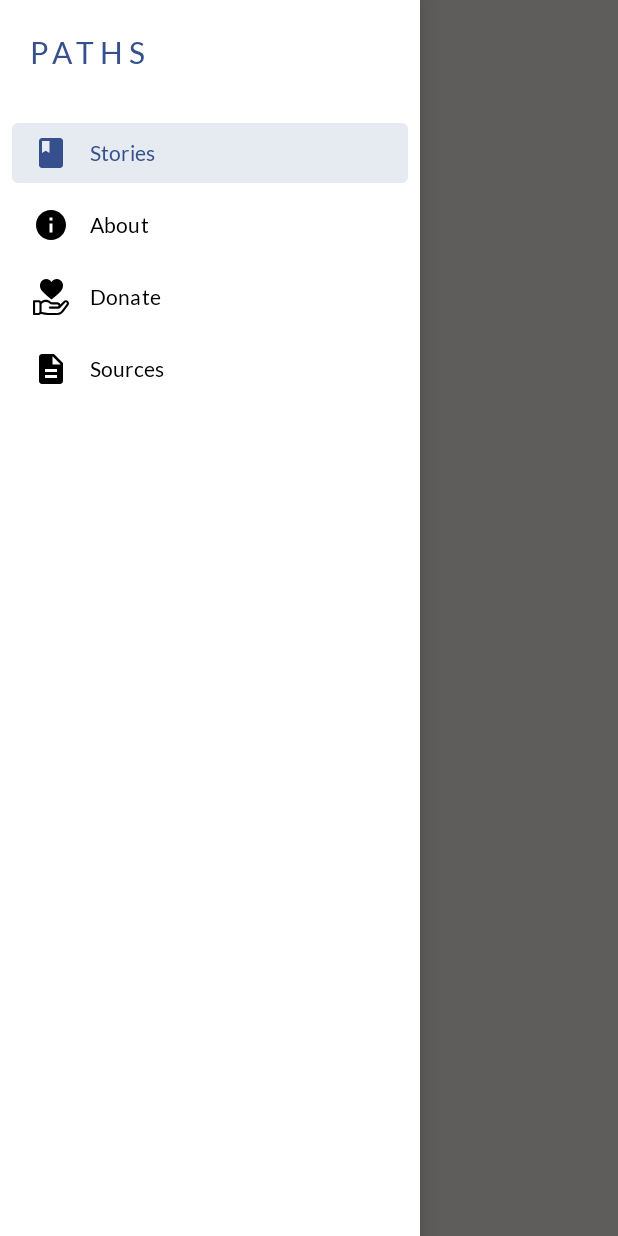
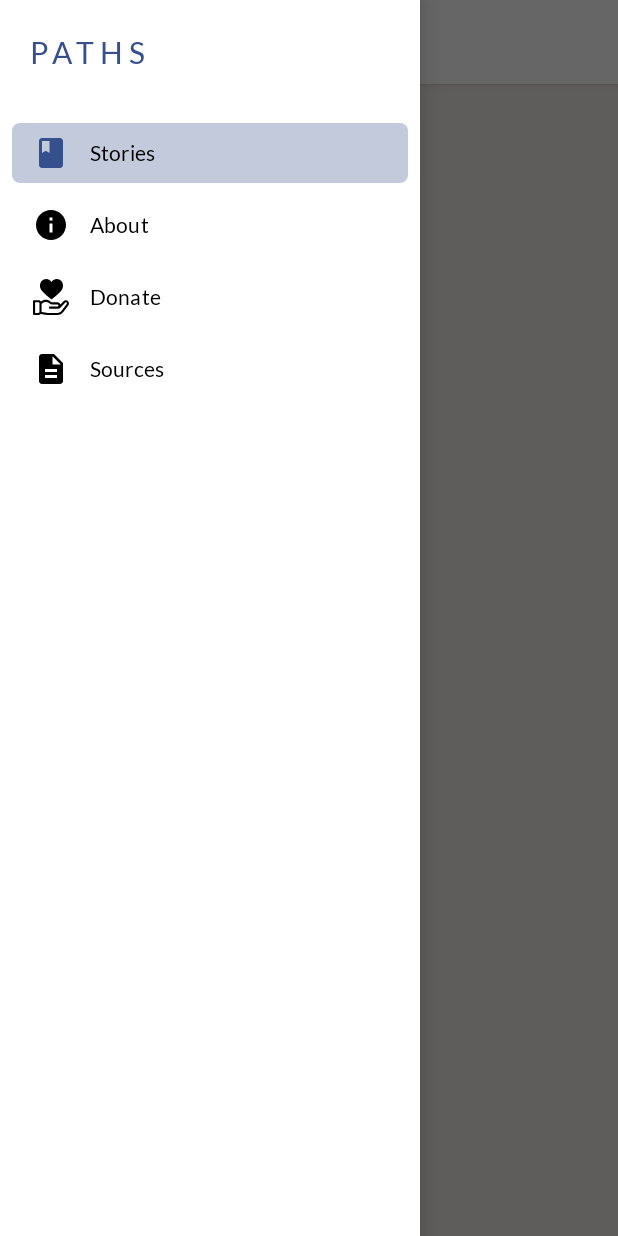
Before and after one commit to Jimmt/Homeless-Stories, an Android app: the fragment AboutFragment placed in its activity, with the side drawer open, on a phone screen of 412 x 824 dp. Run offline under Robolectric (Android 15) with nearby library versions, the phone set to English and light mode, and no system bars; Roboto replaces fonts that are not available here.

Commit message:
add custom drawer menu item selection drawable, and add transitions for drawer menu item selection

```diff
--- a/app/src/main/java/com/team7/homelessstories/AboutFragment.java
+++ b/app/src/main/java/com/team7/homelessstories/AboutFragment.java
@@ -38,8 +38,7 @@
         // Inflate the layout for this fragment
         View view = inflater.inflate(R.layout.fragment_donate, container, false);
 
-        listener.updateToolbarTitle("About", Gravity.CENTER);
-        listener.setToolbarStyle(false);
+        listener.setToolbarStyle(true);
         return view;
     }
 
--- a/app/src/main/java/com/team7/homelessstories/DonateFragment.java
+++ b/app/src/main/java/com/team7/homelessstories/DonateFragment.java
@@ -38,8 +38,7 @@
         // Inflate the layout for this fragment
         View view = inflater.inflate(R.layout.fragment_donate, container, false);
 
-        listener.updateToolbarTitle("Donate", Gravity.CENTER);
-        listener.setToolbarStyle(false);
+        listener.setToolbarStyle(true);
         return view;
     }
 
--- a/app/src/main/java/com/team7/homelessstories/MainActivity.java
+++ b/app/src/main/java/com/team7/homelessstories/MainActivity.java
@@ -6,6 +6,7 @@
 import android.os.Build;
 import android.os.Bundle;
 import android.util.TypedValue;
+import android.view.Gravity;
 import android.view.Menu;
 import android.view.MenuItem;
 import android.view.View;
@@ -108,6 +109,7 @@
 
         // Insert the fragment by replacing any existing fragment
         getSupportFragmentManager().beginTransaction()
+                .setCustomAnimations(R.anim.fade_in, R.anim.disappear, R.anim.fade_in, R.anim.disappear)
                 .replace(R.id.frame_layout, fragment).addToBackStack(null).commit();
 
         // Highlight the selected item has been done by NavigationView
@@ -178,6 +180,7 @@
     @Override
     public void setToolbarStyle(boolean mainScreen) {
         if (mainScreen) {
+            updateToolbarTitle("PATHS", Gravity.CENTER);
             setUpButton(true);
             setStatusBarColor(android.R.color.white);
             toolbar.setBackgroundColor(Color.WHITE);
--- a/app/src/main/java/com/team7/homelessstories/SourcesFragment.java
+++ b/app/src/main/java/com/team7/homelessstories/SourcesFragment.java
@@ -38,8 +38,7 @@
         // Inflate the layout for this fragment
         View view = inflater.inflate(R.layout.fragment_donate, container, false);
 
-        listener.updateToolbarTitle("Sources", Gravity.CENTER);
-        listener.setToolbarStyle(false);
+        listener.setToolbarStyle(true);
         return view;
     }
 
--- a/app/src/main/java/com/team7/homelessstories/StoriesFragment.java
+++ b/app/src/main/java/com/team7/homelessstories/StoriesFragment.java
@@ -64,7 +64,6 @@
         View view = inflater.inflate(R.layout.fragment_stories, container, false);
 
         addStoryCards(view, inflater, container);
-        listener.updateToolbarTitle("PATHS", Gravity.CENTER);
         listener.setToolbarStyle(true);
         return view;
     }
--- /dev/null
+++ b/app/src/main/res/drawable/nav_menu_item_bg.xml
@@ -0,0 +1,6 @@
+<?xml version="1.0" encoding="utf-8"?>
+<selector xmlns:android="http://schemas.android.com/apk/res/android">
+    <item android:drawable="@drawable/selected_shape_container" android:state_checked="true" />
+    <item android:drawable="@android:color/transparent"></item>
+
+</selector>
--- /dev/null
+++ b/app/src/main/res/drawable/selected_shape_container.xml
@@ -0,0 +1,16 @@
+<?xml version="1.0" encoding="utf-8"?>
+<layer-list xmlns:android="http://schemas.android.com/apk/res/android">
+    <item
+        android:top="4dp"
+        android:bottom="4dp"
+        android:left="8dp"
+        android:right="8dp">
+        <shape xmlns:android="http://schemas.android.com/apk/res/android">
+            <solid
+                android:color="@color/colorPrimaryTranslucent" />
+            <corners
+                android:radius="5dp"
+                />
+        </shape>
+    </item>
+</layer-list>
--- a/app/src/main/res/layout/drawer.xml
+++ b/app/src/main/res/layout/drawer.xml
@@ -1,10 +1,10 @@
 <?xml version="1.0" encoding="utf-8"?>
 <androidx.drawerlayout.widget.DrawerLayout xmlns:android="http://schemas.android.com/apk/res/android"
     xmlns:app="http://schemas.android.com/apk/res-auto"
+    android:id="@+id/drawer"
     android:layout_width="match_parent"
     android:layout_height="match_parent"
-    android:fitsSystemWindows="true"
-    android:id="@+id/drawer">
+    android:fitsSystemWindows="true">
 
     <LinearLayout xmlns:android="http://schemas.android.com/apk/res/android"
         xmlns:app="http://schemas.android.com/apk/res-auto"
@@ -52,6 +52,7 @@
         android:layout_gravity="start"
         android:fitsSystemWindows="true"
         app:headerLayout="@layout/nav_header"
-        app:menu="@menu/nav_menu"
-    />
+        app:itemBackground="@drawable/nav_menu_item_bg"
+        app:itemTextColor="@android:color/black"
+        app:menu="@menu/nav_menu" />
 </androidx.drawerlayout.widget.DrawerLayout>
--- a/app/src/main/res/values/colors.xml
+++ b/app/src/main/res/values/colors.xml
@@ -5,4 +5,5 @@
     <color name="colorAccent">#f7a9a9</color>
     <color name="lightGray">#999999</color>
     <color name="colorPage">#ede9e5</color>
+    <color name="colorPrimaryTranslucent">#4D36508d</color>
 </resources>
```
